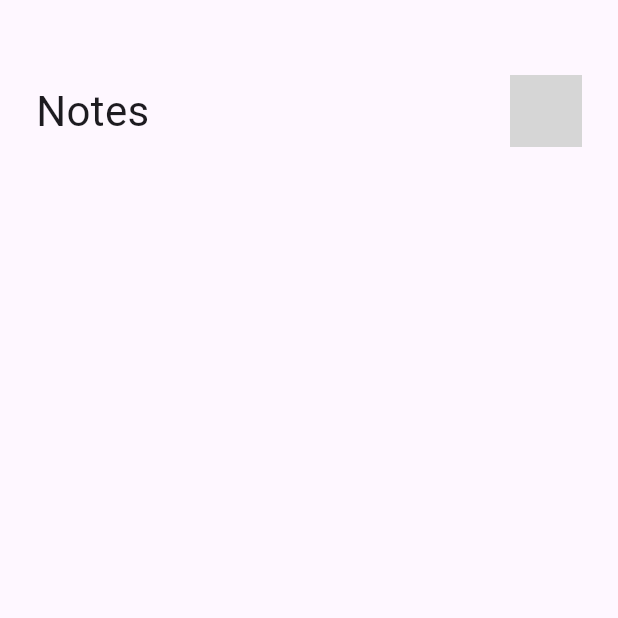
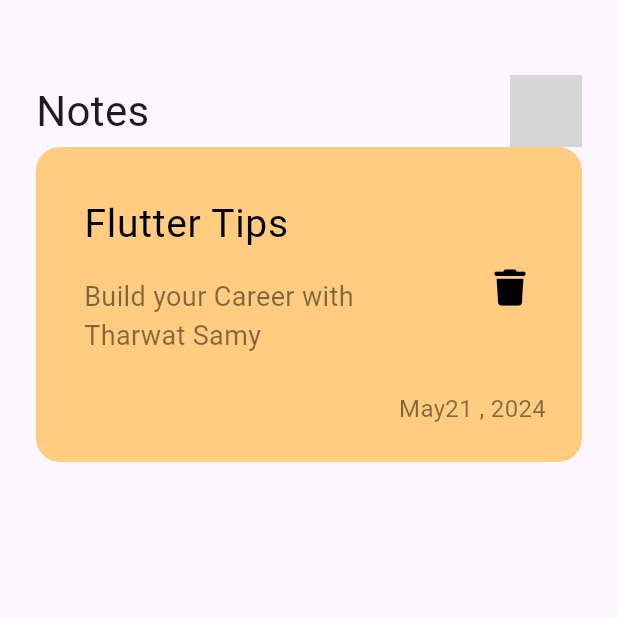
Before and after one commit to basmalahesham/notes_app, a Flutter app: the NotesView screen opened directly, on a phone screen of 412 x 824 dp, the top half of it. Run offline on Flutter 3.47's test engine with Material 3 defaults, Android fonts, the phone set to English and light mode, and no system bars; our stand-ins replace audioplayers, cloud_firestore, dio, firebase_auth, firebase_core, flutter_bloc and 2 more; accounts and stored records are empty; grey boxes are pictures that could not be loaded.

Commit message:
create custom note item

```diff
--- a/lib/notes_app/main.dart
+++ b/lib/notes_app/main.dart
@@ -13,7 +13,10 @@
     return MaterialApp(
       debugShowCheckedModeBanner: false,
       //theme: ThemeData.dark(),
-      theme: ThemeData(brightness: Brightness.dark),
+      theme: ThemeData(
+        brightness: Brightness.dark,
+        fontFamily: 'Poppins',
+      ),
 
       home: const NotesView(),
     );
--- /dev/null
+++ b/lib/notes_app/views/widgets/custom_notes_item.dart
@@ -0,0 +1,59 @@
+import 'package:flutter/material.dart';
+import 'package:font_awesome_flutter/font_awesome_flutter.dart';
+
+class NoteItem extends StatelessWidget {
+  const NoteItem({super.key});
+
+  @override
+  Widget build(BuildContext context) {
+    return Container(
+      padding: const EdgeInsets.only(top: 24,bottom: 24,left: 16,),
+      decoration: BoxDecoration(
+        color: Color(0xffFFCC80),
+        borderRadius: BorderRadius.circular(16),
+      ),
+      child: Column(
+        crossAxisAlignment: CrossAxisAlignment.end,
+        children: [
+          ListTile(
+            title: Text(
+              'Flutter Tips',
+              style: TextStyle(
+                color: Colors.black,
+                fontSize: 26,
+              ),
+            ),
+            subtitle: Padding(
+              padding: const EdgeInsets.only(top: 16.0,bottom: 16),
+              child: Text(
+                'Build your Career with Tharwat Samy',
+                style: TextStyle(
+                  color: Colors.black.withOpacity(0.5),
+                  fontSize: 18,
+                ),
+              ),
+            ),
+            trailing: IconButton(
+              onPressed: () {},
+              icon: Icon(
+                FontAwesomeIcons.trash,
+                color: Colors.black,
+                size: 24,
+              ),
+            ),
+          ),
+          Padding(
+            padding: const EdgeInsets.only(right: 24.0),
+            child: Text(
+              'May21 , 2024',
+              style: TextStyle(
+                color: Colors.black.withOpacity(0.5),
+                fontSize: 16,
+              ),
+            ),
+          ),
+        ],
+      ),
+    );
+  }
+}
--- a/lib/notes_app/views/widgets/notes_view_body.dart
+++ b/lib/notes_app/views/widgets/notes_view_body.dart
@@ -1,6 +1,8 @@
 import 'package:flutter/material.dart';
+import 'package:font_awesome_flutter/font_awesome_flutter.dart';
 
 import 'custom_app_bar.dart';
+import 'custom_notes_item.dart';
 
 class NotesViewBody extends StatelessWidget {
   const NotesViewBody({super.key});
@@ -11,8 +13,11 @@
       padding: const EdgeInsets.symmetric(horizontal: 24.0),
       child: const Column(
         children: [
-          SizedBox(height: 50,),
+          SizedBox(
+            height: 50,
+          ),
           CustomAppBar(),
+          NoteItem(),
         ],
       ),
     );
--- a/pubspec.yaml
+++ b/pubspec.yaml
@@ -96,6 +96,9 @@
     - family: Pacifico
       fonts:
         - asset: assets/fonts/Pacifico-Regular.ttf
+    - family: Poppins
+      fonts:
+        - asset: assets/fonts/Poppins-Regular.ttf
   #
   # For details regarding fonts from package dependencies,
   # see https://flutter.dev/custom-fonts/#from-packages
```
Also changed, not shown: assets/fonts/Poppins-Regular.ttf (added).
